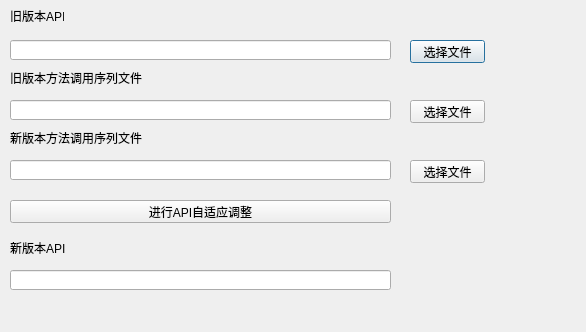
Before: the Qt Designer form apiadaptdialog.ui in DifferentN/APIUI, drawn with Qt 5.
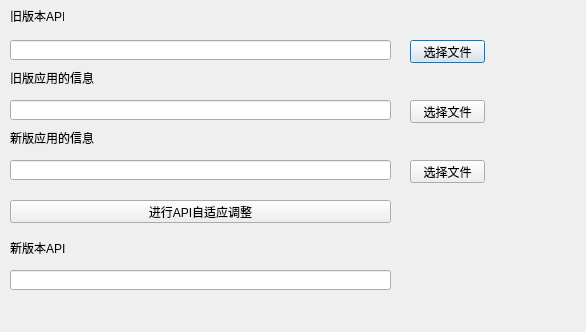
After: the same form once the commit is applied.

Patch:
```diff
--- a/apiadaptdialog.ui
+++ b/apiadaptdialog.ui
@@ -59,7 +59,7 @@
     </rect>
    </property>
    <property name="text">
-    <string>旧版本方法调用序列文件</string>
+    <string>旧版应用的信息</string>
    </property>
   </widget>
   <widget class="QLineEdit" name="oldInvoke">
@@ -95,7 +95,7 @@
     </rect>
    </property>
    <property name="text">
-    <string>新版本方法调用序列文件</string>
+    <string>新版应用的信息</string>
    </property>
   </widget>
   <widget class="QLineEdit" name="newInvoke">
```
